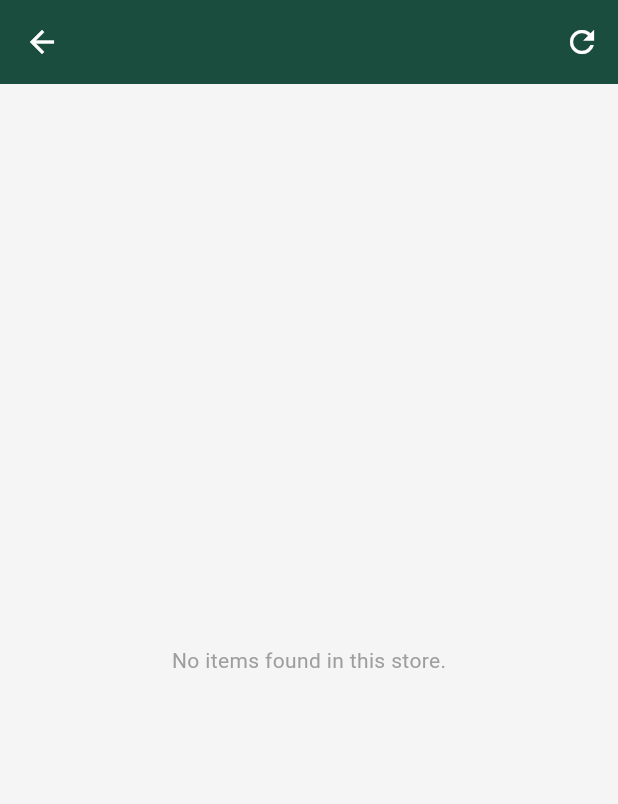
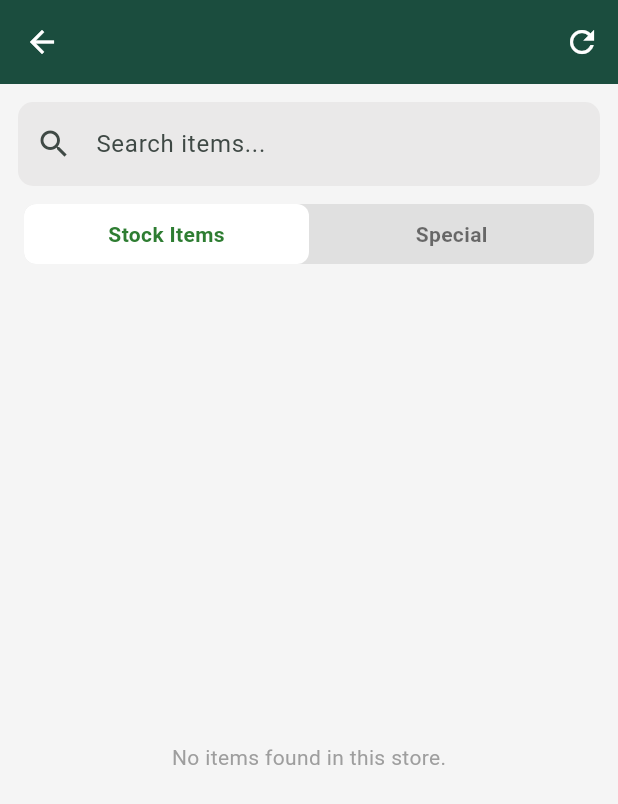
Before and after one commit to Abhinand-Ullas/Supply_co_app, a Flutter app: the StockPage screen opened directly with empty values, on a phone screen of 412 x 824 dp. Shown: the top 804 px of the screen. Run offline on Flutter 3.47's test engine with Material 3 defaults, Android fonts, the phone set to English and light mode, and no system bars; our stand-ins replace flutter_dotenv, shared_preferences, supabase_flutter; accounts and stored records are empty.

Commit message:
stock page search option

```diff
--- a/lib/core_pages/stockpage.dart
+++ b/lib/core_pages/stockpage.dart
@@ -11,6 +11,7 @@
 import 'package:flutter/material.dart';
 import 'package:supply_co/services/supabase_service.dart';
 import 'package:supply_co/services/local_storage_service.dart';
+import 'package:supply_co/core_pages/stock_empty.dart';
 
 class StockPage extends StatefulWidget {
   // 🟢 NEW: This is the missing parameter causing your error
@@ -34,8 +35,20 @@ class StockPage extends StatefulWidget {
 }
 
 class _StockPageState extends State<StockPage> {
+
+
+
+
+  final TextEditingController _searchController = TextEditingController();
+String _searchQuery = "";
+
+
+
+
   static const _green = Color(0xFF1B4D3E);
   final _supabaseService = SupabaseService();
+
+  bool _isStockSelected = true;
 
   List<Map<String, dynamic>> _stock = [];
   bool _isLoading = true;
@@ -109,13 +122,124 @@ class _StockPageState extends State<StockPage> {
           ),
         ],
       ),
+
+
+
+
+
       body: Column(
   children: [
+
     if (_isShowingCache && _cacheTimestamp != null)
       _CachedDataBanner(
         timeAgo: StorageService.getTimeAgo(_cacheTimestamp!),
         onRefresh: _fetchFreshStock,
       ),
+
+    // 🔍 SEARCH BAR
+    Padding(
+      padding: const EdgeInsets.all(12),
+      child: TextField(
+        controller: _searchController,
+        decoration: InputDecoration(
+          hintText: "Search items...",
+          prefixIcon: const Icon(Icons.search),
+          filled: true,
+          fillColor: const Color.fromARGB(255, 234, 233, 233),
+          border: OutlineInputBorder(
+            borderRadius: BorderRadius.circular(10),
+            borderSide: BorderSide.none,
+          ),
+        ),
+        onChanged: (value) {
+          setState(() {
+            _searchQuery = value;
+          });
+        },
+      ),
+    ),
+
+
+
+
+
+    // 🔁 Toggle Section
+    if (_searchQuery.isEmpty)
+
+Padding(
+  padding: const EdgeInsets.symmetric(horizontal: 16),
+  child: Container(
+    margin: const EdgeInsets.only(bottom: 10),
+    decoration: BoxDecoration(
+      color: Colors.grey.shade300,
+      borderRadius: BorderRadius.circular(8),
+    ),
+    child: Row(
+      children: [
+
+        // STOCK TAB
+        Expanded(
+          child: GestureDetector(
+            onTap: () {
+              setState(() {
+                _isStockSelected = true;
+              });
+            },
+            child: Container(
+              padding: const EdgeInsets.symmetric(vertical: 10),
+              decoration: BoxDecoration(
+                color: _isStockSelected ? Colors.white : Colors.transparent,
+                borderRadius: BorderRadius.circular(8),
+              ),
+              alignment: Alignment.center,
+              child: Text(
+                "Stock Items",
+                style: TextStyle(
+                  fontWeight: FontWeight.bold,
+                  color: _isStockSelected
+                      ? Colors.green.shade800
+                      : Colors.black54,
+                ),
+              ),
+            ),
+          ),
+        ),
+
+        // SPECIAL TAB
+        Expanded(
+          child: GestureDetector(
+            onTap: () {
+              setState(() {
+                _isStockSelected = false;
+              });
+            },
+            child: Container(
+              padding: const EdgeInsets.symmetric(vertical: 10),
+              decoration: BoxDecoration(
+                color: !_isStockSelected ? Colors.white : Colors.transparent,
+                borderRadius: BorderRadius.circular(8),
+              ),
+              alignment: Alignment.center,
+              child: Text(
+                "Special",
+                style: TextStyle(
+                  fontWeight: FontWeight.bold,
+                  color: !_isStockSelected
+                      ? Colors.green.shade800
+                      : Colors.black54,
+                ),
+              ),
+            ),
+          ),
+        ),
+      ],
+    ),
+  ),
+),
+
+
+
+
     Expanded(child: _buildBody()),
   ],
 ),
@@ -123,6 +247,21 @@ class _StockPageState extends State<StockPage> {
   }
 
   Widget _buildBody() {
+
+
+
+    if (!_isStockSelected) {
+  return const Center(
+    child: Text(
+      "No special items available.",
+      style: TextStyle(color: Colors.grey),
+    ),
+  );
+}
+
+
+
+
     if (_isLoading && _stock.isEmpty) return const Center(child: CircularProgressIndicator());
 
     if (_errorMessage != null && _stock.isEmpty) {
@@ -133,34 +272,90 @@ class _StockPageState extends State<StockPage> {
       return const Center(child: Text("No items found in this store.", style: TextStyle(color: Colors.grey)));
     }
 
-    return ListView.builder(
+
+
+
+
+    List<Map<String, dynamic>> filteredStock = _stock.where((item) {
+  final name = (item['name'] ?? '').toString().toLowerCase();
+  return name.contains(_searchQuery.toLowerCase());
+}).toList();
+
+// If user searched but no results found
+if (_searchQuery.isNotEmpty && filteredStock.isEmpty) {
+  return const StockNotFound();
+}
+
+
+
+    return GridView.builder(
   padding: const EdgeInsets.all(16),
-      itemCount: _stock.length,
+  itemCount: filteredStock.length,
+  gridDelegate: const SliverGridDelegateWithFixedCrossAxisCount(
+    crossAxisCount: 2, // 👈 2 items per row
+    crossAxisSpacing: 20,
+    mainAxisSpacing: 15,
+    childAspectRatio: 9 / 2, // controls height
+  ),
   itemBuilder: (context, index) {
-        final item = _stock[index];
+    final item = filteredStock[index];
+
     return Card(
-          margin: const EdgeInsets.only(bottom: 10),
-          child: ListTile(
-            leading: CircleAvatar(
+      color: const Color.fromARGB(255, 231, 243, 233),
+      shape: RoundedRectangleBorder(
+        borderRadius: BorderRadius.circular(12),
+      ),
+      child: Padding(
+        padding: const EdgeInsets.all(12),
+        child: Column(
+          crossAxisAlignment: CrossAxisAlignment.start,
+          mainAxisAlignment: MainAxisAlignment.spaceBetween,
+          children: [
+
+            // Icon
+            CircleAvatar(
               backgroundColor: _green.withOpacity(0.1),
               child: const Icon(Icons.shopping_bag, color: _green),
             ),
-            title: Text(item['name'] ?? 'Item', style: const TextStyle(fontWeight: FontWeight.bold)),
-            subtitle: Text("${item['quantity']} ${item['unit'] ?? ''} • ₹${item['price'] ?? '--'}"),
-            trailing: Container(
-              padding: const EdgeInsets.symmetric(horizontal: 8, vertical: 4),
+
+            // Item Name
+            Text(
+              item['name'] ?? 'Item',
+              style: const TextStyle(
+                fontWeight: FontWeight.bold,
+              ),
+            ),
+
+            // Quantity & Price
+            Text(
+              "${item['quantity']} ${item['unit'] ?? ''} • ₹${item['price'] ?? '--'}",
+              style: const TextStyle(fontSize: 12),
+            ),
+
+            // Status
+            Align(
+              alignment: Alignment.centerRight,
+              child: Container(
+                padding: const EdgeInsets.symmetric(horizontal: 6, vertical: 4),
                 decoration: BoxDecoration(
-                color: (item['status'] == 'Available') ? Colors.green.shade50 : Colors.red.shade50,
+                  color: (item['status'] == 'Available')
+                      ? const Color.fromARGB(255, 217, 248, 219)
+                      : const Color.fromARGB(255, 255, 225, 230),
                   borderRadius: BorderRadius.circular(4),
                 ),
                 child: Text(
                   item['status'] ?? 'Available',
                   style: TextStyle(
-                  color: (item['status'] == 'Available') ? Colors.green.shade800 : Colors.red.shade800,
-                  fontSize: 12,
-                  fontWeight: FontWeight.bold
+                    fontSize: 10,
+                    fontWeight: FontWeight.bold,
+                    color: (item['status'] == 'Available')
+                        ? Colors.green.shade800
+                        : Colors.red.shade800,
                   ),
                 ),
+              ),
+            ),
+          ],
         ),
       ),
     );
```
Also changed, not shown: lib/core_pages/stock_empty.dart (+53 -0 lines). Lines whose indentation alone changed are shown as unchanged.
